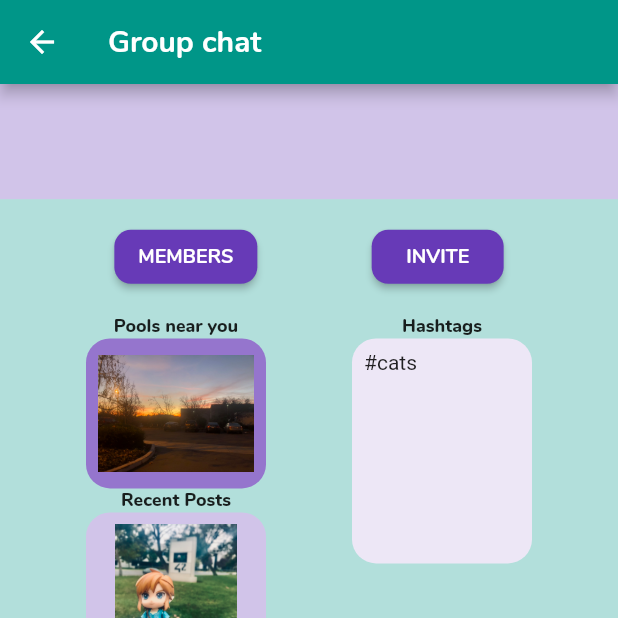
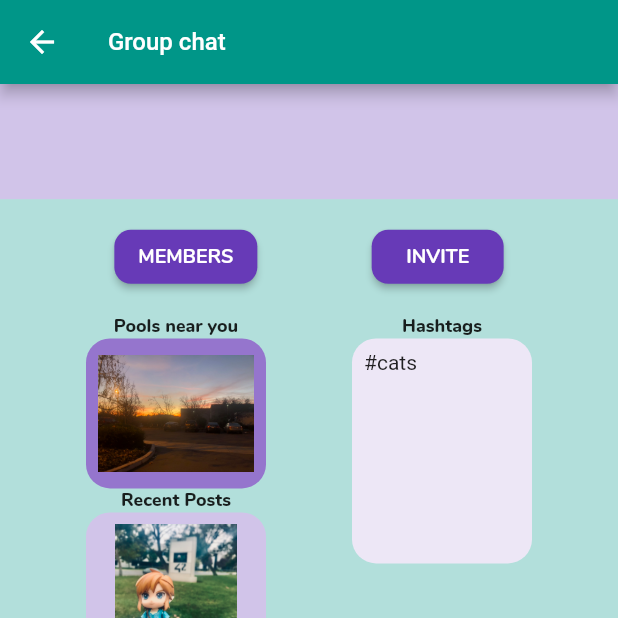
Before and after one commit to piratelicorne/swim_flutter_app, a Flutter app: the screen it shows after launch, after a tap on "Group Chat", on a phone screen of 412 x 824 dp, the top half of it. Run offline on Flutter 3.47's test engine with Material 2 defaults, Android fonts, the phone set to English and light mode, and no system bars; Roboto replaces fonts that are missing (Proxima Nova).

Commit message:
screen of members and friends added

```diff
--- a/lib/group_chat.dart
+++ b/lib/group_chat.dart
@@ -15,23 +15,14 @@ class Groupchat extends StatelessWidget {
       backgroundColor: Colors.teal[100],
       appBar: AppBar(
         title: Text("Group chat",
-          style: TextStyle(
-                fontSize: 20.0,
-                fontFamily: 'NunitoBold',
-              ),
+          style: TextStyle(fontSize: 16.0,),
         ),
         backgroundColor: Colors.teal[500],
       ),
       body: Container(
         child: Column(
           children: <Widget>[
-            Expanded(
-              flex: 1,
-              child: Container(
-                alignment: Alignment.center,
-                color: Colors.deepPurple[100],
-              ),
-            ),
+            Expanded(flex: 1, child: GBSectUser()),
             Expanded(flex: 1, child: GBSectButtons(),),
             Expanded(flex: 4, child: GBSectMedia(),),
             Expanded(flex: 4, child: GBSectChat(),),
--- a/lib/main.dart
+++ b/lib/main.dart
@@ -7,7 +7,9 @@ void main() {
   runApp(MaterialApp(
     title: 'Navigation Basics',
     home: Home(),
-    debugShowCheckedModeBanner: false,
+    theme: ThemeData(
+      fontFamily: 'Proxima Nova'),
+      debugShowCheckedModeBanner: false,
   ));
 }
 
@@ -20,7 +22,6 @@ class Home extends StatelessWidget {
         title: Text('Home',
         style: TextStyle(
           fontSize: 16.0,
-          fontFamily: 'NunitoBold',
         ),),
         backgroundColor: Colors.teal[500],
       ),
@@ -33,7 +34,6 @@ class Home extends StatelessWidget {
               child: Text('Pool Chat',
               style: TextStyle(
                 fontSize: 20.0,
-                fontFamily: 'Nunito',
               ),
             ),
               shape: RoundedRectangleBorder(borderRadius: new BorderRadius.circular(11.0)),
@@ -51,7 +51,6 @@ class Home extends StatelessWidget {
               child: Text('Group Chat',
                 style: TextStyle(
                   fontSize: 20.0,
-                  fontFamily: 'Nunito',
                 ),
               ),
               shape: RoundedRectangleBorder(borderRadius: new BorderRadius.circular(11.0)),
@@ -69,7 +68,6 @@ class Home extends StatelessWidget {
               child: Text('1-1 Chat',
                 style: TextStyle(
                   fontSize: 20.0,
-                  fontFamily: 'Nunito',
                 ),
               ),
               shape: RoundedRectangleBorder(borderRadius: new BorderRadius.circular(11.0)),
--- a/lib/models/Hashtags.dart
+++ b/lib/models/Hashtags.dart
@@ -13,7 +13,7 @@ class Hashtag {
   });
 }
 
-List< Hashtag> hashtags = [
+List<Hashtag> hashtags = [
    Hashtag(
     id: 1,
     hashtag: "#cats",
--- a/lib/screens/components/group_body.dart
+++ b/lib/screens/components/group_body.dart
@@ -3,15 +3,9 @@ import 'package:flutter/material.dart';
 import 'package:swim_flutter_app/models/Pool.dart';
 import 'package:swim_flutter_app/models/Posts.dart';
 import 'package:swim_flutter_app/models/Hashtags.dart';
+import '../group_members.dart';
+import '../list_friends.dart';
 
-/*
-class GBSectUsers extends StatelessWidget {
-  @override
-  Widget build(BuildContext context){
-    return Scaffold();
-  }
-}
-*/
 
 class GBSectButtons extends StatelessWidget {
   @override
@@ -31,7 +25,7 @@ class GBSectButtons extends StatelessWidget {
           onPressed: () {
             Navigator.push(
               context,
-              MaterialPageRoute(builder: (context) => null),
+              MaterialPageRoute(builder: (context) => GroupMembersListApp()),
             );
           },
           shape: RoundedRectangleBorder(borderRadius: new BorderRadius.circular(11.0)),
@@ -48,7 +42,7 @@ class GBSectButtons extends StatelessWidget {
           onPressed: () {
             Navigator.push(
               context,
-              MaterialPageRoute(builder: (context) => null),
+              MaterialPageRoute(builder: (context) => FriendsListApp()),
             );
           },
           shape: RoundedRectangleBorder(borderRadius: new BorderRadius.circular(11.0)),
@@ -77,7 +71,6 @@ class GBSectMedia extends StatelessWidget {
     );
   }
 }
-
 
 class GBSectPools extends StatelessWidget {
   @override
@@ -164,7 +157,7 @@ class GBSectHashtags extends StatelessWidget {
 }
 
 
-//WAITING
+//PENDING
 
 class GBSectChat extends StatelessWidget {
   @override
@@ -178,13 +171,12 @@ class GBSectChat extends StatelessWidget {
   }
 }
 
-
-
-
-
-/*
-           Row(
-                mainAxisAlignment: MainAxisAlignment.spaceEvenly,
-                children: <Widget>[
-                  Text('Last messages'),
- */
+class GBSectUser extends StatelessWidget {
+  @override
+  Widget build(BuildContext context){
+    return Container(
+      alignment: Alignment.center,
+      color: Colors.deepPurple[100],
+    );
+  }
+}
```
Also changed, not shown: lib/screens/group_members.dart (added, +35 -0 lines), lib/screens/list_friends.dart (added, +34 -0 lines).
